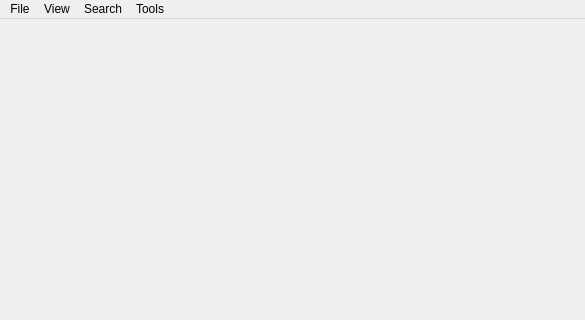
First picture: the form in ui/designer/mainWindow.ui, repository arielvb/collector, before the edit; both pictures show x 0 to 585 and y 0 to 320 of the 585 by 507 pixel window.
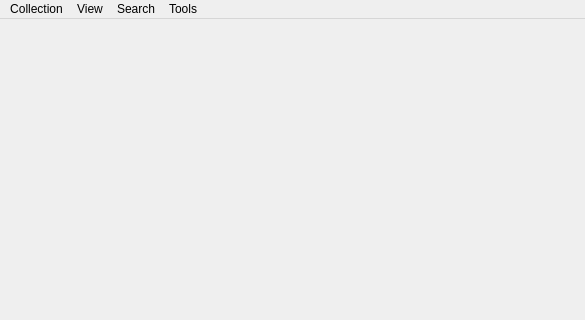
Second picture: the form after the edit. Icons and pictures are not drawn.

Commit message: Modify plugins widget, and mainWindow

Patch:
```diff
--- a/ui/designer/mainWindow.ui
+++ b/ui/designer/mainWindow.ui
@@ -35,7 +35,7 @@
    </property>
    <widget class="QMenu" name="menuFile">
     <property name="title">
-     <string>File</string>
+     <string>Collection</string>
     </property>
     <addaction name="actionOpen_Collection"/>
     <addaction name="actionBackup"/>
```
Left out of the diff: 24 changed lines with no effect on the pictures. The commit also changes 1 other file.
